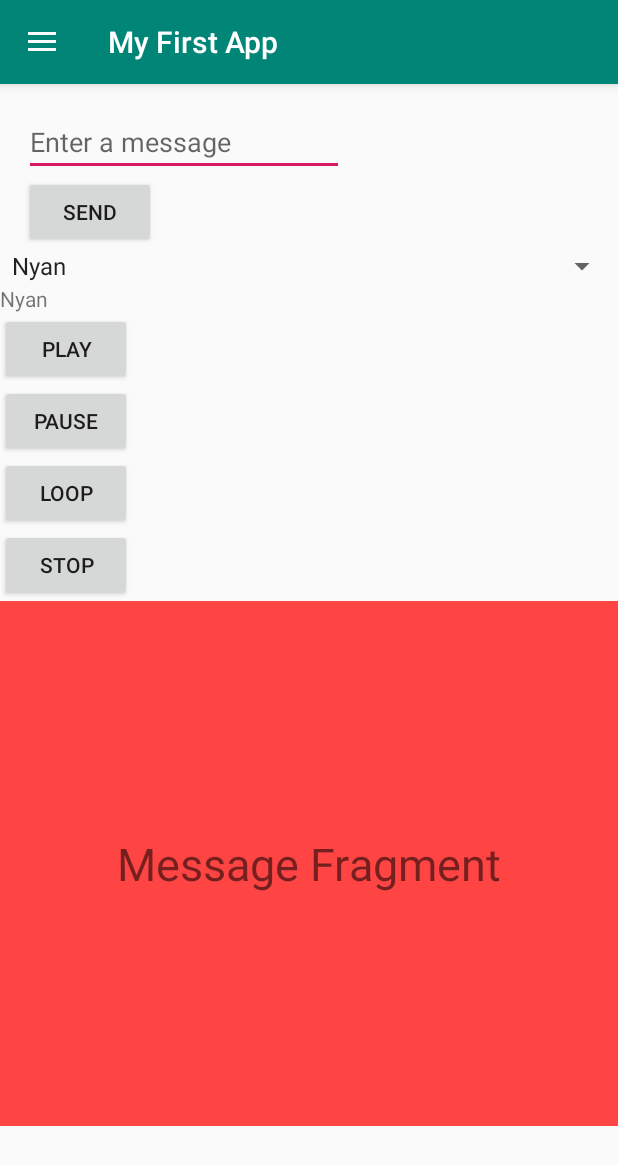
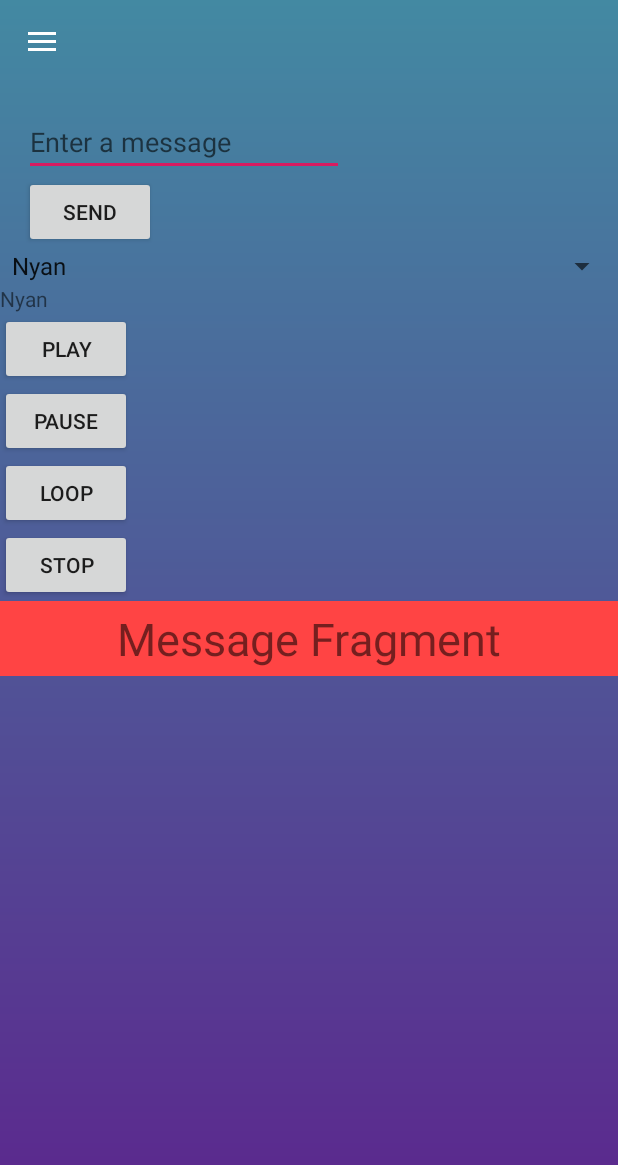
Before and after one commit to MBatroukh/POC-Android-App, an Android app: the screen it shows after launch (MainActivity), on a phone screen of 412 x 824 dp. Shown: the top 1165 px of the screen. Run offline under Robolectric (Android 15) with nearby library versions, the phone set to English and light mode, and no system bars.

Commit message:
Added gradients, and removed header background and text

```diff
--- a/app/src/main/AndroidManifest.xml
+++ b/app/src/main/AndroidManifest.xml
@@ -5,7 +5,7 @@
     <application
         android:allowBackup="true"
         android:icon="@mipmap/ic_launcher"
-        android:label="@string/app_name"
+        android:label=""
         android:roundIcon="@mipmap/ic_launcher_round"
         android:supportsRtl="true"
         android:theme="@style/AppTheme">
--- /dev/null
+++ b/app/src/main/res/drawable/gradient_1.xml
@@ -0,0 +1,9 @@
+<?xml version="1.0" encoding="utf-8"?>
+<shape android:shape="rectangle"
+    xmlns:android="http://schemas.android.com/apk/res/android">
+    <gradient
+        android:startColor="#5C258D"
+        android:endColor="#4389A2"
+        android:angle="90"
+        />
+</shape>
--- a/app/src/main/res/layout/activity_main.xml
+++ b/app/src/main/res/layout/activity_main.xml
@@ -12,13 +12,14 @@
     <LinearLayout
         android:layout_width="match_parent"
         android:layout_height="match_parent"
-        android:orientation="vertical">
+        android:orientation="vertical"
+        android:background="@drawable/gradient_1">
 
         <androidx.appcompat.widget.Toolbar
             android:id="@+id/toolbar"
             android:layout_width="match_parent"
             android:layout_height="?attr/actionBarSize"
-            android:background="@color/colorPrimary"
+            android:background="@android:color/transparent"
             android:elevation="4dp"
             android:theme="@style/ThemeOverlay.AppCompat.Dark.ActionBar"
             app:popupTheme="@style/ThemeOverlay.AppCompat.Light" />
@@ -98,7 +99,7 @@
         <FrameLayout
             android:id="@+id/fragment_container"
             android:layout_width="match_parent"
-            android:layout_height="350dp"/>
+            android:layout_height="50dp"/>
 
     </LinearLayout>
 
```
Also changed, not shown: app/build.gradle (+5 -5 lines), app/src/main/res/drawable/gradient_2.xml (added, +9 -0 lines), app/src/main/res/drawable/gradient_3.xml (added, +9 -0 lines), app/src/main/res/drawable/gradient_4.xml (added, +9 -0 lines), app/src/main/res/drawable/gradient_5.xml (added, +10 -0 lines), app/src/main/res/drawable/gradient_6.xml (added, +10 -0 lines).
